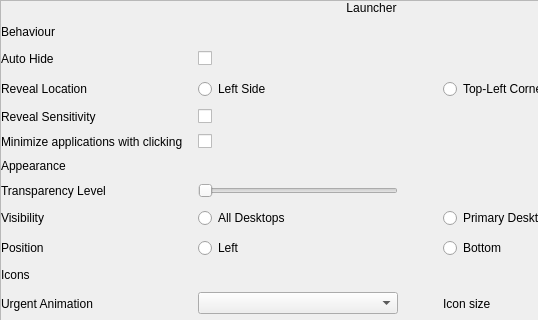
First picture: the form in stacer/Pages/GnomeSettings/unity_settings.ui, repository oguzhaninan/Stacer, before the edit; both pictures show x 0 to 538 and y 0 to 320 of the 743 by 746 pixel window.
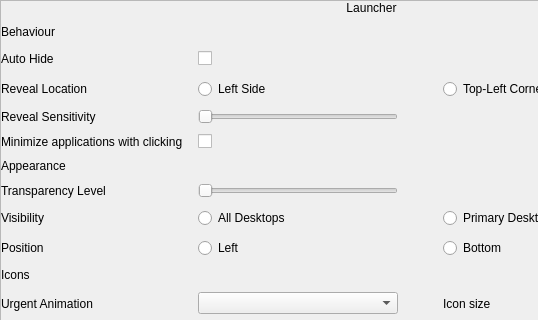
Second picture: the form after the edit.

Commit message: updated unity settings page

```diff
--- a/stacer/Pages/GnomeSettings/unity_settings.ui
+++ b/stacer/Pages/GnomeSettings/unity_settings.ui
@@ -244,19 +244,6 @@
          </property>
         </widget>
        </item>
-       <item row="4" column="1" colspan="3" alignment="Qt::AlignLeft">
-        <widget class="QCheckBox" name="checkTrashIcon">
-         <property name="cursor">
-          <cursorShape>PointingHandCursor</cursorShape>
-         </property>
-         <property name="focusPolicy">
-          <enum>Qt::NoFocus</enum>
-         </property>
-         <property name="text">
-          <string/>
-         </property>
-        </widget>
-       </item>
        <item row="3" column="3">
         <widget class="QRadioButton" name="radioButton_2">
          <property name="text">
@@ -601,6 +588,25 @@
          </property>
         </widget>
        </item>
+       <item row="4" column="1">
+        <widget class="QSlider" name="sliderRevealSensitivy">
+         <property name="cursor">
+          <cursorShape>PointingHandCursor</cursorShape>
+         </property>
+         <property name="focusPolicy">
+          <enum>Qt::NoFocus</enum>
+         </property>
+         <property name="minimum">
+          <number>2</number>
+         </property>
+         <property name="maximum">
+          <number>80</number>
+         </property>
+         <property name="orientation">
+          <enum>Qt::Horizontal</enum>
+         </property>
+        </widget>
+       </item>
       </layout>
      </widget>
     </widget>
```
Left out of the diff: 4 changed lines with no effect on the pictures. The commit also changes 4 other files.
